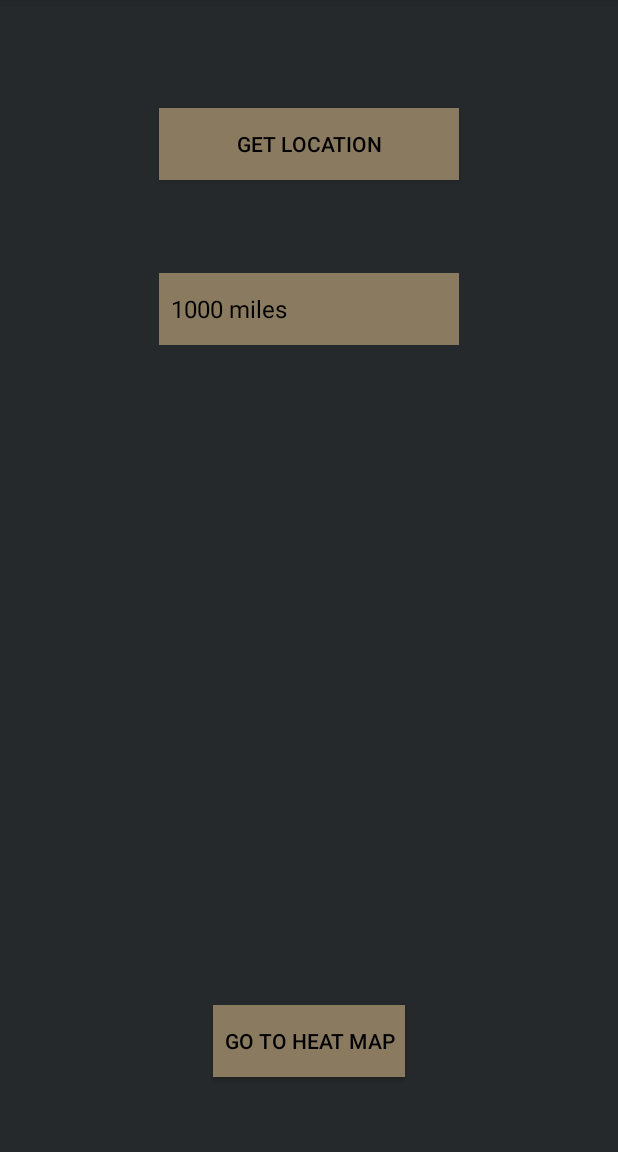
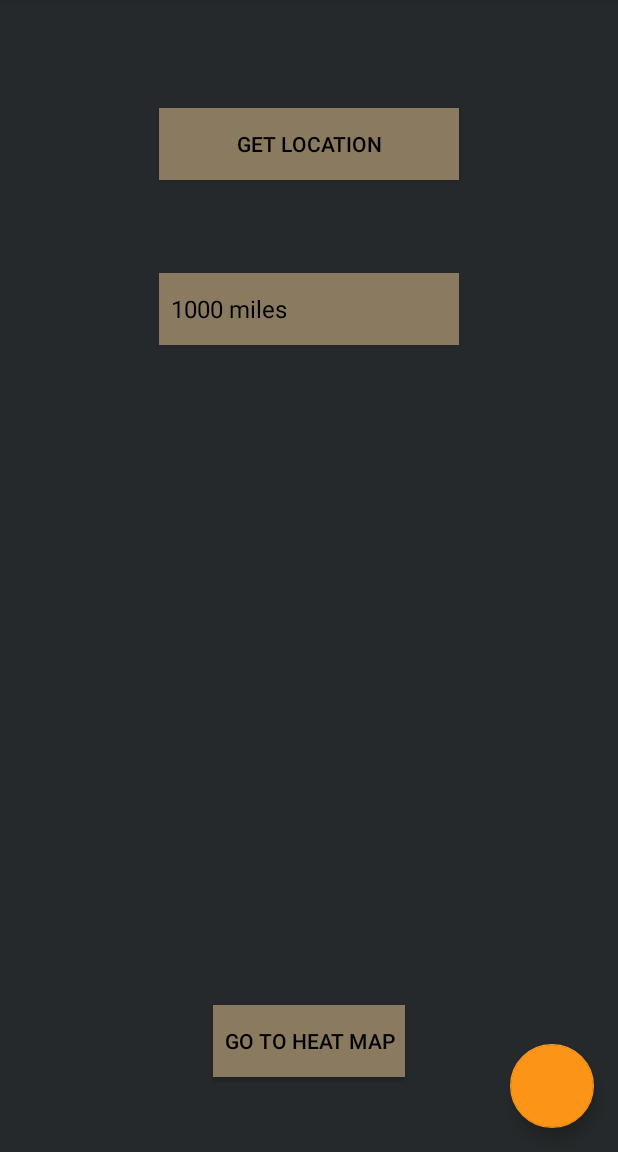
Before and after one commit to Throckmortra/Pandemic, an Android app: the screen it shows after launch (MainActivity), on a phone screen of 412 x 824 dp, the part 84-1236 px from its top. Run offline under Robolectric (Android 15) with nearby library versions, the phone set to English and light mode, and no system bars; our stand-ins replace ButterKnife.

Commit message:
added fab

```diff
--- a/app/src/main/java/ramhacks/pandemic/MainActivity.java
+++ b/app/src/main/java/ramhacks/pandemic/MainActivity.java
@@ -6,6 +6,7 @@ import android.content.Context;
 import android.content.Intent;
 import android.content.IntentSender;
 import android.location.Location;
+import android.support.design.widget.FloatingActionButton;
 import android.support.v7.app.AppCompatActivity;
 import android.os.Bundle;
 import android.util.Log;
@@ -52,6 +53,7 @@ public class MainActivity extends AppCompatActivity implements
     private LocationRequest mLocationRequest;
     private static final long MIN_TIME = 10000;
     protected static final int REQUEST_CHECK_SETTINGS = 0x1;
+    private FloatingActionButton fab;
 
     @Override
     protected void onCreate(Bundle savedInstanceState) {
@@ -60,8 +62,18 @@ public class MainActivity extends AppCompatActivity implements
         ButterKnife.bind(this);
         mContext = this;
         setSpinner();
+        mSpinner.setOnItemSelectedListener(this);
 
-        mSpinner.setOnItemSelectedListener(this);
+        fab = (FloatingActionButton) findViewById(R.id.fab);
+//        fab.setOnClickListener(new View.OnClickListener() {
+//            @Override
+//            public void onClick(View v) {
+//                Intent intent = new Intent(MainActivity.this, OrangeTabsActivity.class);
+//                intent.putExtra("buttonID", 2 + "");
+//                startActivity(intent);
+//            }
+//        });
+
 
     }
 
--- a/app/src/main/res/layout/activity_main.xml
+++ b/app/src/main/res/layout/activity_main.xml
@@ -41,4 +41,18 @@
         android:background="#8A7A60"
         android:textColor="@android:color/black" />
 
+    <android.support.design.widget.FloatingActionButton
+        android:id="@+id/fab"
+        android:layout_width="wrap_content"
+        android:layout_height="wrap_content"
+        android:layout_gravity="bottom|end"
+        xmlns:app="http://schemas.android.com/apk/res-auto"
+        app:elevation="6dp"
+        app:pressedTranslationZ="12dp"
+        android:layout_marginRight="16dp"
+        android:layout_marginBottom="16dp"
+        android:layout_alignParentBottom="true"
+        android:layout_alignParentRight="true"
+        app:backgroundTint="#FC9418"/>
+
 </RelativeLayout>
```
